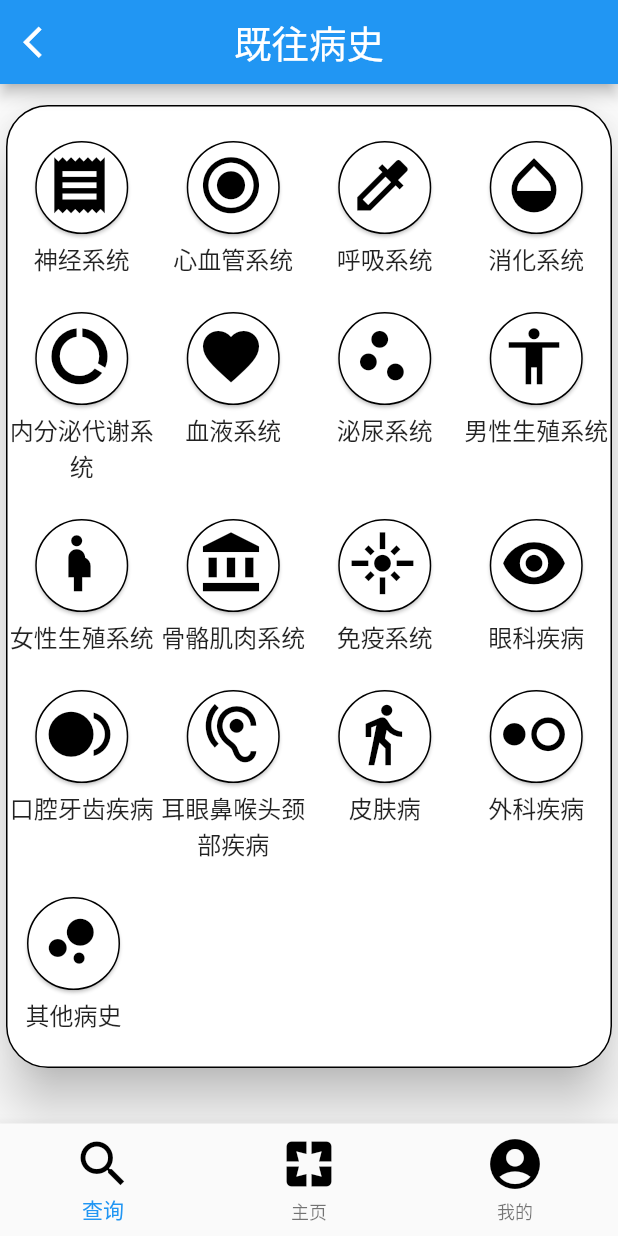
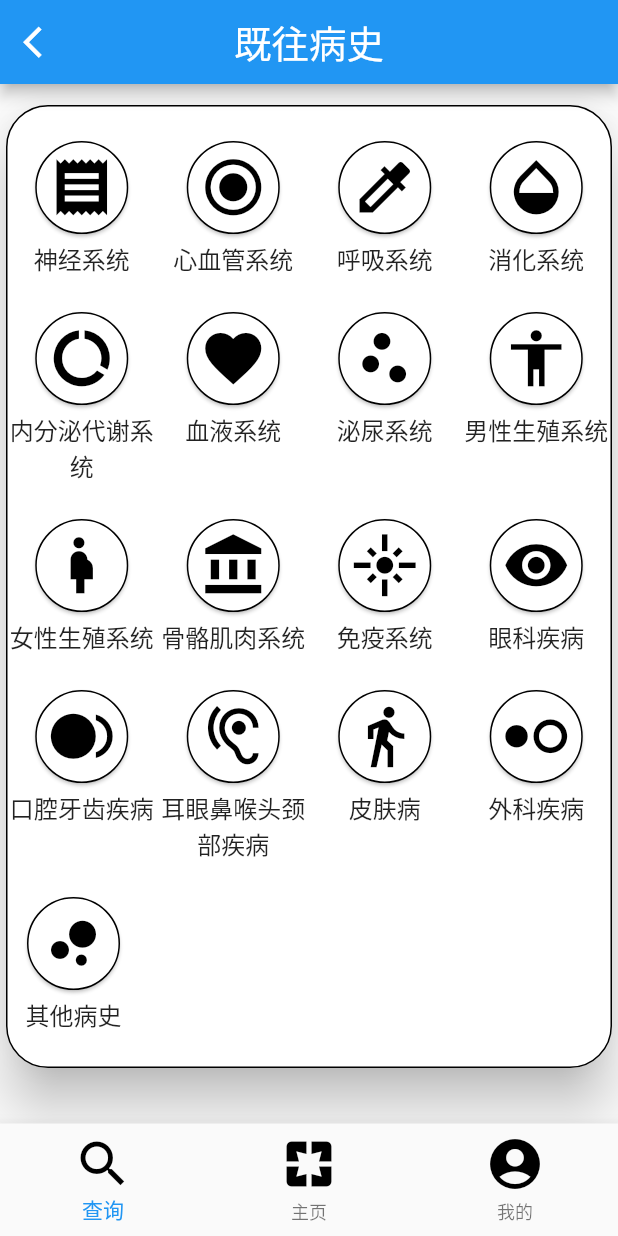
Before and after one commit to Dodoushu/ASECloudRecord, a Flutter app: the PastRecord screen opened directly, on a phone screen of 412 x 824 dp. Run offline on Flutter 3.47's test engine with Material 2 defaults, Android fonts, the phone set to English and light mode, and no system bars; our stand-ins replace dio, file_picker, shared_preferences; accounts and stored records are empty.

Commit message:
文件上传代码修正;病症自拍页面&体检报告上传页面基本框架完成

```diff
--- /dev/null
+++ b/lib/patient/MedicalExaminationReport/MedicalExaminationReport1.dart
@@ -0,0 +1,154 @@
+import 'package:flutter/material.dart';
+import '';
+import '../BottomNavigationBar.dart';
+void main() => runApp(new ReportPage());
+
+class ReportPage extends StatefulWidget{
+  @override
+  State createState() => new _ReportPage();
+}
+class _ReportPage extends State<ReportPage> {
+
+  BottomNavigationBarClass bottomNavigationBarClass = new BottomNavigationBarClass();
+
+  Widget date = new SizedBox(
+      height: 60,
+    child: new Card(
+      color: Colors.white,
+      child: new Row(
+        children: <Widget>[
+          Text('日期：2020-06-09',style: TextStyle(fontSize: 20),),
+          Container(
+            margin: EdgeInsets.only(left: 200),
+              child:Icon(Icons.arrow_forward_ios,size: 15,),
+          )
+        ],
+      ),
+    ),
+  );
+
+  Widget hospital = new SizedBox(
+    height: 60,
+    child: new Card(
+      color: Colors.white,
+      child: new Container(
+          child:Text('体检医院或机构：414医院',style: TextStyle(fontSize: 20),),
+        alignment: Alignment.centerLeft,
+      ),
+    ),
+  );
+
+  Widget judge = new SizedBox(
+    height: 60,
+    child: new Card(
+      color: Colors.white,
+      child: new Row(
+        children: <Widget>[
+          Text('体检主要结论或诊断',style: TextStyle(fontSize: 20),),
+          Container(
+            margin: EdgeInsets.only(left: 200),
+            child:Icon(Icons.arrow_forward_ios,size: 15,),
+          )
+        ],
+      ),
+    ),
+  );
+
+  Widget summary = new SizedBox(
+    height: 150,
+    child: new Card(
+      color: Colors.white,
+      child: new Column(
+        //mainAxisAlignment:
+        children: <Widget>[
+          new Container(
+            child:Text('体检摘要：',style: TextStyle(fontSize: 20),),
+            alignment: Alignment.centerLeft,
+          ),
+          new Container(
+              child:TextField(
+                keyboardType: TextInputType.multiline,
+                autofocus: true,
+                decoration: InputDecoration(
+                    contentPadding: const EdgeInsets.symmetric(vertical:40,horizontal:5 ),
+                  hintText: '请输入',
+                  hintMaxLines: 5,
+                  border:OutlineInputBorder(
+                    borderSide: BorderSide(color: Colors.black)
+                  )
+                ),
+              )
+          )
+        ],
+      ),
+    )
+  );
+
+  Widget FileUpload = new GestureDetector(
+      onTap: (){
+        //上传图片
+      },
+      child:new SizedBox(
+          height: 60,
+          child: new Card(
+            color: Colors.white,
+            child: new Row(
+              children: <Widget> [
+                Text('文件上传',style: TextStyle(fontSize: 20)),
+                new Container(
+                    padding: EdgeInsets.only(left: 200),
+                    child:SizedBox(
+                      height: 50,
+                      width: 110,
+                      child: Card(
+                        color: Colors.black12,
+                        child: Container(
+                          padding: EdgeInsets.only(left: 25),
+                          child: Row(
+                            children: <Widget>[
+                              Text('上传',style: TextStyle(fontSize: 16)),
+                              Icon(Icons.cloud_upload,size: 20),
+                            ],
+                          ),
+                        ),
+                      ),
+                    )
+                )
+
+              ],
+            ),
+          )
+      ),
+  );
+
+  @override
+  Widget build(BuildContext context) {
+    return new MaterialApp(
+      title: '健康体检报告',
+      home: new Scaffold(
+        appBar: new AppBar(
+          title: Text(
+            '健康体检报告',
+            style: TextStyle(color: Colors.white),
+          ),
+          centerTitle: true,
+          backgroundColor: Colors.blue,
+          leading: Icon(Icons.arrow_back_ios,size: 25),
+        ),
+        body: new ListView(
+          children: <Widget>[
+              date,
+            hospital,
+            judge,
+            summary,
+            FileUpload,
+          ],
+        ),
+        bottomNavigationBar: bottomNavigationBarClass.Create(),
+      )
+
+    );
+  }
+
+
+}
--- a/lib/patient/PastMedicalRecord.dart
+++ b/lib/patient/PastMedicalRecord.dart
@@ -28,19 +28,16 @@ class WidgetBulld{
                             shape: RoundedRectangleBorder(
                                 borderRadius: BorderRadius.all(Radius.circular(100.0)),
                                 side: BorderSide(width: 1.0)),
+                              child: new Center(
+                                  child: Icon(icondata,size: 45,color: Colors.black,)
+                              )
                           )
                       ),
-                      new Container(
-//                                                alignment: Alignment.center,
-                          padding: EdgeInsets.all(11),
-                          child: Icon(icondata,size: 45,color: Colors.black,)
-                      )
                     ]
                 ),
                 new Container(
                     child:Text(
                         text,
-                        //多次尝试后，发现若允许文字多行显示，文字无法对齐，参考相似的app，选择省略文字来达到对齐的效果
                         textAlign: TextAlign.center,//overflow:TextOverflow.ellipsis,
                         style:TextStyle(fontSize: 16)
                         ))
```
Also changed, not shown: lib/File_Method.dart (+9 -2 lines), lib/doctor/register2.dart (+13 -7 lines), lib/patient/Disease_self_portrait.dart (added, +53 -0 lines), lib/patient/MedicalExaminationReport/CheckFile.dart (added).
